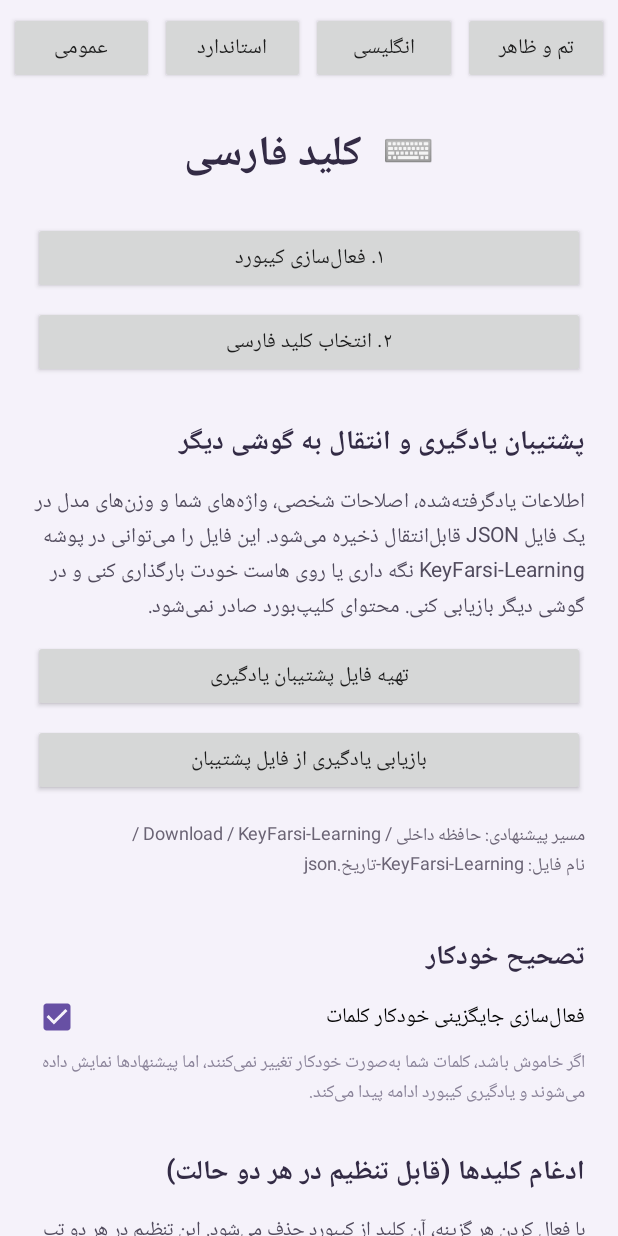
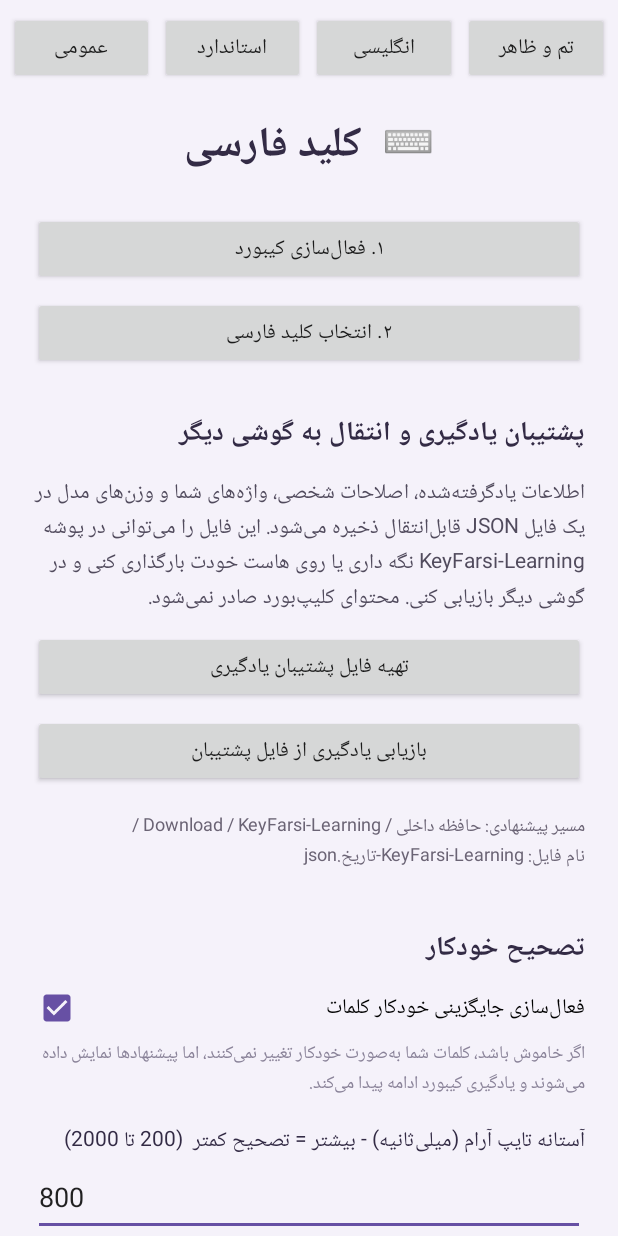
Before and after one commit to smhosseini397/SMHKeyBoard.ai, an Android app: the screen it shows after launch (SettingsActivity), on a phone screen of 412 x 824 dp. Run offline under Robolectric (Android 15) with nearby library versions, the phone set to English and light mode, and no system bars; 2 statements that could not run were skipped.

Commit message:
Update SettingsActivity.kt

```diff
--- a/app/src/main/java/com/farshekashan/keyfarsi/SettingsActivity.kt
+++ b/app/src/main/java/com/farshekashan/keyfarsi/SettingsActivity.kt
@@ -206,6 +206,7 @@ class SettingsActivity : Activity() {
             setTextColor(0xFF8A8399.toInt())
             setPadding(0, dp(4), 0, dp(8))
         })
+        addNumberField(outer, "آستانه تایپ آرام (میلی‌ثانیه) - بیشتر = تصحیح کمتر", "slow_typing_threshold", 800, 200, 2000)
 
         outer.addView(sectionTitle("ادغام کلیدها (قابل تنظیم در هر دو حالت)"))
         outer.addView(TextView(this).apply {
@@ -429,8 +430,6 @@ class SettingsActivity : Activity() {
         outer.addView(spinner, match())
 
         outer.addView(sectionTitle("اندازه و چیدمان کیبورد"))
-        addNumberField(outer, "عرض کیبورد فارسی (dp)", "fa_keyboard_width", 360, 0, 1200)
-        addNumberField(outer, "ارتفاع کل کیبورد فارسی (dp)", "fa_keyboard_height", 270, 150, 800)
         addNumberField(outer, "عرض دکمه‌ها (dp) - ۰ برای خودکار", "fa_key_width", 0, 0, 200)
         addNumberField(outer, "ارتفاع دکمه‌ها (dp)", "fa_key_height", 48, 30, 120)
         addNumberField(outer, "فاصله بین دکمه‌ها (dp)", "fa_key_gap", 4, 0, 20)
@@ -471,12 +470,81 @@ class SettingsActivity : Activity() {
         })
         addNumberField(outer, "جابه‌جایی عمودی (dp) - ۱۰۰- تا ۲۰۰", "keyboard_vertical_offset", 0, -100, 200)
 
+        outer.addView(sectionTitle("ادغام هر دکمه (سفارشی)"))
+        outer.addView(TextView(this).apply {
+            text = "برای هر دکمه می‌توانید حرف جایگزین تعیین کنید (با نگه‌داشتن دکمه، آن حرف تایپ می‌شود). خالی = بدون جایگزین.\nمثال: دکمه «م» → جایگزین «.»"
+            textSize = 13f
+            setTextColor(0xFF514B5D.toInt())
+            setPadding(0, dp(4), 0, dp(10))
+        })
+
+        val allKeys = buildList {
+            addAll(persianRows.flatMap { it.toList() }.map { it.toString() })
+            addAll(englishRows.flatMap { it.toList() }.map { it.toString() })
+        }.distinct()
+
+        val keySpinner = Spinner(this).apply {
+            adapter = ArrayAdapter(
+                this@SettingsActivity,
+                android.R.layout.simple_spinner_dropdown_item,
+                allKeys
+            )
+        }
+        outer.addView(TextView(this).apply {
+            text = "انتخاب دکمه:"
+            textSize = 13f
+            setTextColor(0xFF332B45.toInt())
+        })
+        outer.addView(keySpinner, match())
+
+        val altInput = EditText(this).apply {
+            hint = "حرف جایگزین (خالی = حذف)"
+            setSingleLine(true)
+        }
+        outer.addView(TextView(this).apply {
+            text = "حرف جایگزین:"
+            textSize = 13f
+            setTextColor(0xFF332B45.toInt())
+        })
+        outer.addView(altInput, match())
+
+        val deleteCheck = CheckBox(this).apply {
+            text = "حذف دکمه اصلی از کیبورد"
+        }
+        outer.addView(deleteCheck)
+
+        val saveCustom = Button(this).apply {
+            text = "ذخیره ادغام سفارشی"
+            setOnClickListener {
+                val selectedKey = keySpinner.selectedItem as String
+                val alt = altInput.text.toString().trim()
+                val shouldDelete = deleteCheck.isChecked
+                if (alt.isBlank()) {
+                    prefs.edit().remove("custom_merge_$selectedKey").apply()
+                } else {
+                    prefs.edit().putString("custom_merge_$selectedKey", alt).apply()
+                }
+                prefs.edit().putBoolean("custom_delete_$selectedKey", shouldDelete).apply()
+                Toast.makeText(this@SettingsActivity, "ادغام «$selectedKey» ذخیره شد", Toast.LENGTH_SHORT).show()
+            }
+        }
+        outer.addView(saveCustom, match())
+
+        val deleteCustom = Button(this).apply {
+            text = "حذف ادغام سفارشی دکمه انتخابی"
+            setOnClickListener {
+                val selectedKey = keySpinner.selectedItem as String
+                prefs.edit().remove("custom_merge_$selectedKey").apply()
+                prefs.edit().remove("custom_delete_$selectedKey").apply()
+                Toast.makeText(this@SettingsActivity, "ادغام «$selectedKey» حذف شد", Toast.LENGTH_SHORT).show()
+            }
+        }
+        outer.addView(deleteCustom, match())
+
         val reset = Button(this).apply {
             text = "بازنشانی همه تنظیمات به پیش‌فرض"
             setOnClickListener {
                 prefs.edit()
-                    .putInt("fa_keyboard_width", 360)
-                    .putInt("fa_keyboard_height", 270)
                     .putInt("en_keyboard_width", 360)
                     .putInt("en_keyboard_height", 270)
                     .putInt("keyboard_width_landscape", 0)
@@ -506,6 +574,7 @@ class SettingsActivity : Activity() {
                     .putInt("keyboard_vertical_offset", 0)
                     .putInt("space_weight", 3)
                     .putInt("enter_weight", 15)
+                    .putInt("slow_typing_threshold", 800)
                     .putBoolean("auto_correct", true)
                     .putBoolean("dark", false)
                     .putString("theme", "default")
```
